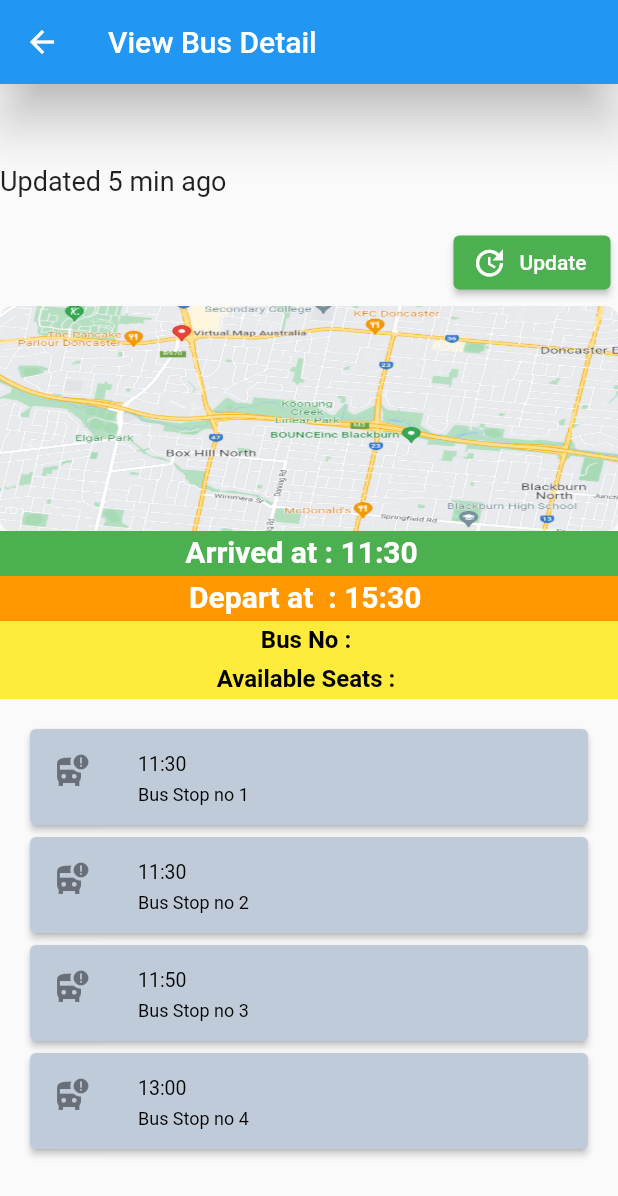
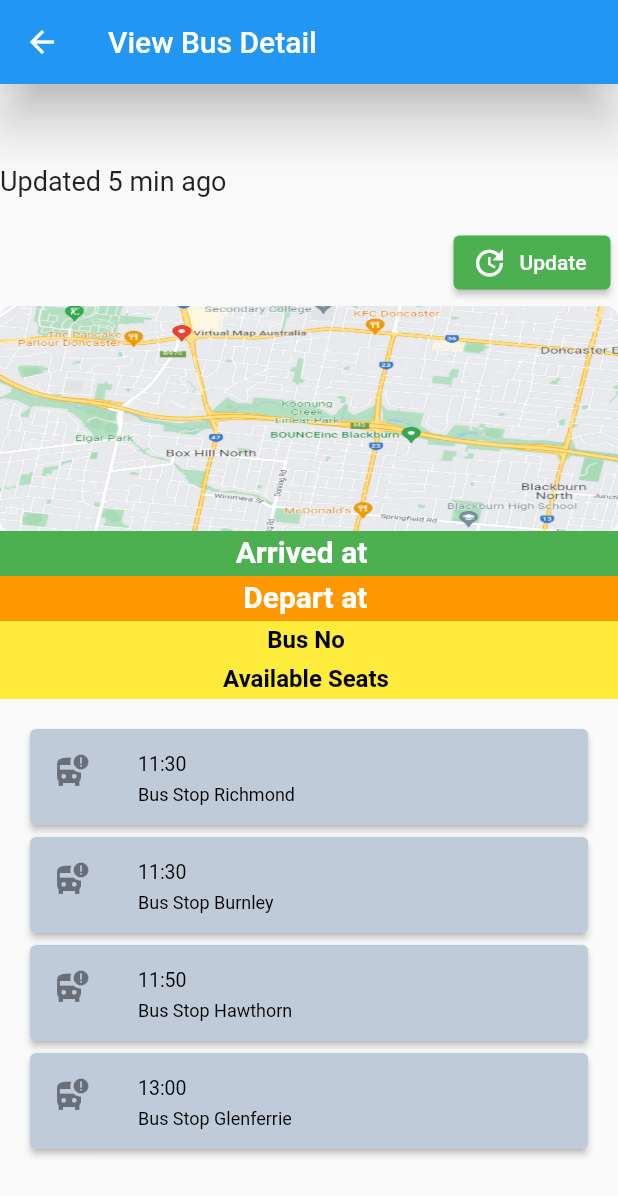
Before and after one commit to yashtejani/TDP5, a Flutter app: the JourneyPlanner screen opened directly, after a tap on "11:30", on a phone screen of 412 x 824 dp. Shown: the top 1196 px of the screen. Run offline on Flutter 3.47's test engine with Material 2 defaults, Android fonts, the phone set to English and light mode, and no system bars; our stand-ins replace fluttertoast, sizer; network calls fail.

Commit message:
Update bus details

```diff
--- a/lib/mock/mockBusDetailList.dart
+++ b/lib/mock/mockBusDetailList.dart
@@ -3,10 +3,10 @@ import 'package:project/model/bus_detail_list_item.dart';
 class MockBusDetailList {
   static List<BustDetailListItem> FetchAny() {
     return [
-      BustDetailListItem('11:30', 'Bus Stop no 1'),
-      BustDetailListItem('11:30', 'Bus Stop no 2'),
-      BustDetailListItem('11:50', 'Bus Stop no 3'),
-      BustDetailListItem('13:00', 'Bus Stop no 4')
+      BustDetailListItem('11:30', 'Bus Stop Richmond'),
+      BustDetailListItem('11:30', 'Bus Stop Burnley'),
+      BustDetailListItem('11:50', 'Bus Stop Hawthorn'),
+      BustDetailListItem('13:00', 'Bus Stop Glenferrie')
     ];
   }
 }
--- a/lib/screens/viewBusDetail.dart
+++ b/lib/screens/viewBusDetail.dart
@@ -18,13 +18,13 @@ class ViewBusDetail extends StatefulWidget {
 
 class _ViewBusDetailState extends State<ViewBusDetail> {
   final List<BustDetailListItem> busList = MockBusDetailList.FetchAny();
-  String arriveTime = "Arrived at : 11:30  ";
-  String departTime = "Depart at  : 15:30 ";
-  String busId = "Bus No : ";
+  String arriveTime = "Arrived at  ";
+  String departTime = "Depart at ";
+  String busId = "Bus No ";
   var capacity;
   var occupied;
   var bid = 1;
-  String seats = "Available Seats : ";
+  String seats = "Available Seats ";
   @override
   void initState() {
     super.initState();
@@ -33,11 +33,15 @@ class _ViewBusDetailState extends State<ViewBusDetail> {
 
   void fetchBusDetails(bid) async {
     BusService().getBusDetails(bid).then((val) {
+      print(val);
       if (val['success']) {
         busId = busId + val['bus_info']['busId'].toString();
+        print(busId);
         capacity = val['bus_info']['capacity'];
         occupied = val['bus_info']['occupied_seats'];
         seats = seats + (capacity - occupied).toString();
+        arriveTime = arriveTime + val['bus_info']['arrival_time'];
+        departTime = departTime + val['bus_info']['departure_time'];
       }
     });
     Future.delayed(const Duration(seconds: 1)).then((value) => setState(() {}));
```
Also changed, not shown: lib/screens/busList.dart (+7 -12 lines), lib/services/bus_service.dart (+5 -3 lines).
